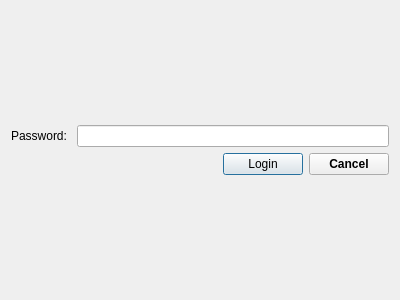
First picture: the form in logindialog.ui, repository kevin-ye/KeyKeeper3, before the edit.
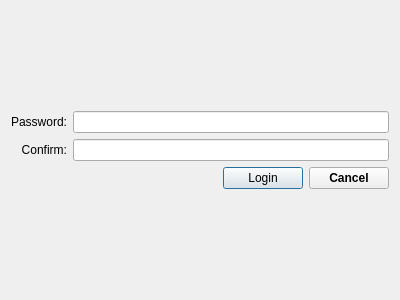
Second picture: the form after the edit.

Diff of the .ui file:
```diff
--- a/logindialog.ui
+++ b/logindialog.ui
@@ -25,7 +25,7 @@
   <property name="modal">
    <bool>true</bool>
   </property>
-  <layout class="QVBoxLayout" name="verticalLayout">
+  <layout class="QVBoxLayout" name="verticalLayout_3">
    <item>
     <spacer name="verticalSpacer">
      <property name="orientation">
@@ -42,18 +42,46 @@
    <item>
     <layout class="QHBoxLayout" name="horizontalLayout">
      <item>
+      <layout class="QVBoxLayout" name="verticalLayout_2">
+       <item>
       <widget class="QLabel" name="passwordLabel">
        <property name="text">
-        <string>Password: </string>
-       </property>
-      </widget>
-     </item>
+          <string>Password:</string>
+         </property>
+         <property name="alignment">
+          <set>Qt::AlignRight|Qt::AlignTrailing|Qt::AlignVCenter</set>
+         </property>
+        </widget>
+       </item>
+       <item>
+        <widget class="QLabel" name="confirmLabel">
+         <property name="text">
+          <string>Confirm:</string>
+         </property>
+         <property name="alignment">
+          <set>Qt::AlignRight|Qt::AlignTrailing|Qt::AlignVCenter</set>
+         </property>
+        </widget>
+       </item>
+      </layout>
+     </item>
+     <item>
+      <layout class="QVBoxLayout" name="verticalLayout">
      <item>
       <widget class="QLineEdit" name="passwordEdit">
        <property name="echoMode">
         <enum>QLineEdit::Password</enum>
        </property>
       </widget>
+       </item>
+       <item>
+        <widget class="QLineEdit" name="confirmEdit">
+         <property name="echoMode">
+          <enum>QLineEdit::Password</enum>
+         </property>
+        </widget>
+       </item>
+      </layout>
      </item>
     </layout>
    </item>
```
Lines whose indentation alone changed are shown as unchanged.
